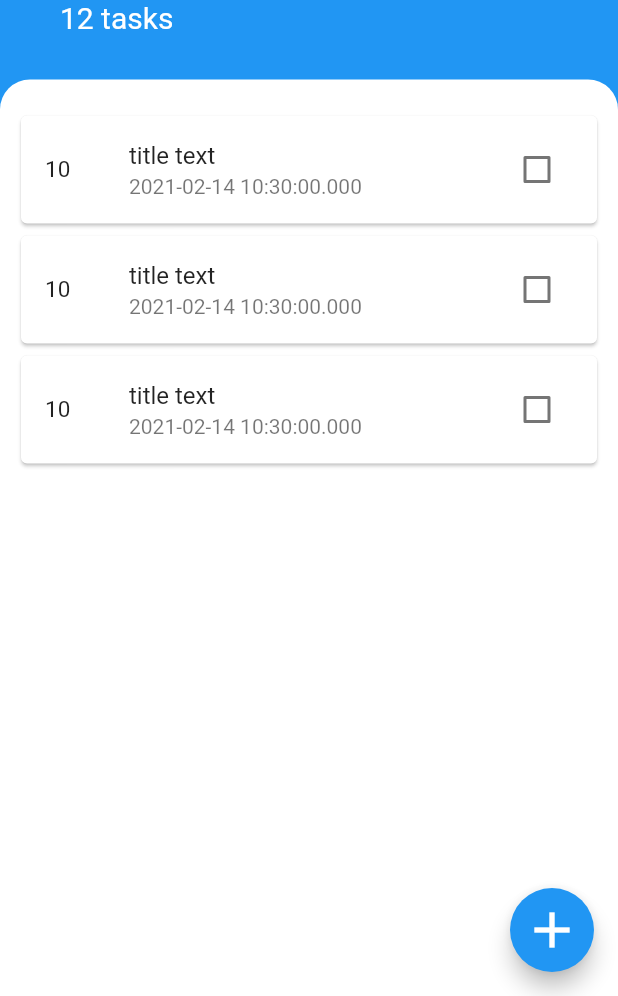
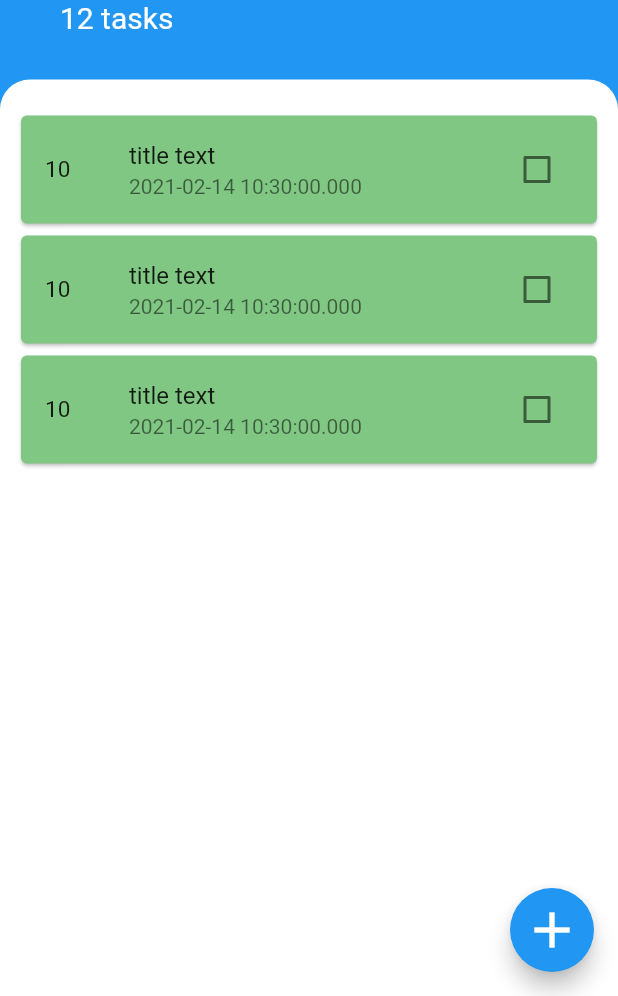
Before and after one commit to bokanian/Todo-App, a Flutter app: the screen it shows after launch, on a phone screen of 412 x 824 dp, the part 240-1236 px from its top. Run offline on Flutter 3.47's test engine with Material 2 defaults, Android fonts, the phone set to English and light mode, and no system bars.

Commit message:
add tasktile to card and change card color

```diff
--- a/lib/task_card.dart
+++ b/lib/task_card.dart
@@ -1,9 +1,26 @@
 import 'package:flutter/material.dart';
 import 'package:flutter_todo_app/task_tile.dart';
 
-class TaskTile extends StatelessWidget {
+class TaskTile extends StatefulWidget {
+  @override
+  _TaskTileState createState() => _TaskTileState();
+}
+
+class _TaskTileState extends State<TaskTile> {
+  static bool isChecked = false;
+  void checkboxCallback(bool checkBoxValue) {
+    setState(() {
+      isChecked = checkBoxValue;
+    });
+  }
+
   @override
   Widget build(BuildContext context) {
-    return Card(child: TaskTileWidget());
+    return Card(
+        color: isChecked ? Colors.grey : Colors.green.shade300,
+        child: TaskTileWidget(
+          checkBoxValue: isChecked,
+          checkboxController: checkboxCallback,
+        ));
   }
 }
--- a/lib/task_tile.dart
+++ b/lib/task_tile.dart
@@ -1,12 +1,11 @@
 import 'package:flutter/material.dart';
 
-class TaskTileWidget extends StatefulWidget {
-  @override
-  _TaskTileWidgetState createState() => _TaskTileWidgetState();
-}
+class TaskTileWidget extends StatelessWidget {
+  final bool checkBoxValue;
+  final Function checkboxController;
 
-class _TaskTileWidgetState extends State<TaskTileWidget> {
-  bool checkBoxValue = false;
+  TaskTileWidget(
+      {@required this.checkBoxValue, @required this.checkboxController});
 
   @override
   Widget build(BuildContext context) {
@@ -21,16 +20,15 @@ class _TaskTileWidgetState extends State<TaskTileWidget> {
           textAlign: TextAlign.center,
         ),
       ),
-      title: Text('title text'),
+      title: Text(
+        'title text',
+        style: TextStyle(
+            decoration: checkBoxValue ? TextDecoration.lineThrough : null),
+      ),
       subtitle: Text('${DateTime.now()}'),
       trailing: Checkbox(
         value: checkBoxValue,
-        onChanged: (newValue) {
-          setState(() {
-            checkBoxValue = newValue;
-            print(checkBoxValue);
-          });
-        },
+        onChanged: checkboxController,
       ),
     );
   }
```
